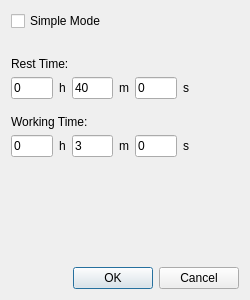
Qt form settingdialog.ui (wh201906/rest) before a commit.
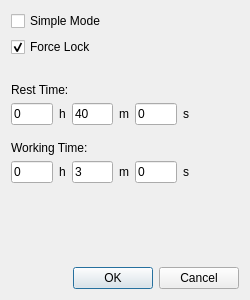
The same form after that commit.

```diff
--- a/settingdialog.ui
+++ b/settingdialog.ui
@@ -39,6 +39,16 @@
      </property>
     </widget>
    </item>
+   <item>
+    <widget class="QCheckBox" name="forceLockBox">
+     <property name="text">
+      <string>Force Lock</string>
+     </property>
+     <property name="checked">
+      <bool>true</bool>
+     </property>
+    </widget>
+   </item>
    <item>
     <spacer name="verticalSpacer">
      <property name="orientation">
```
